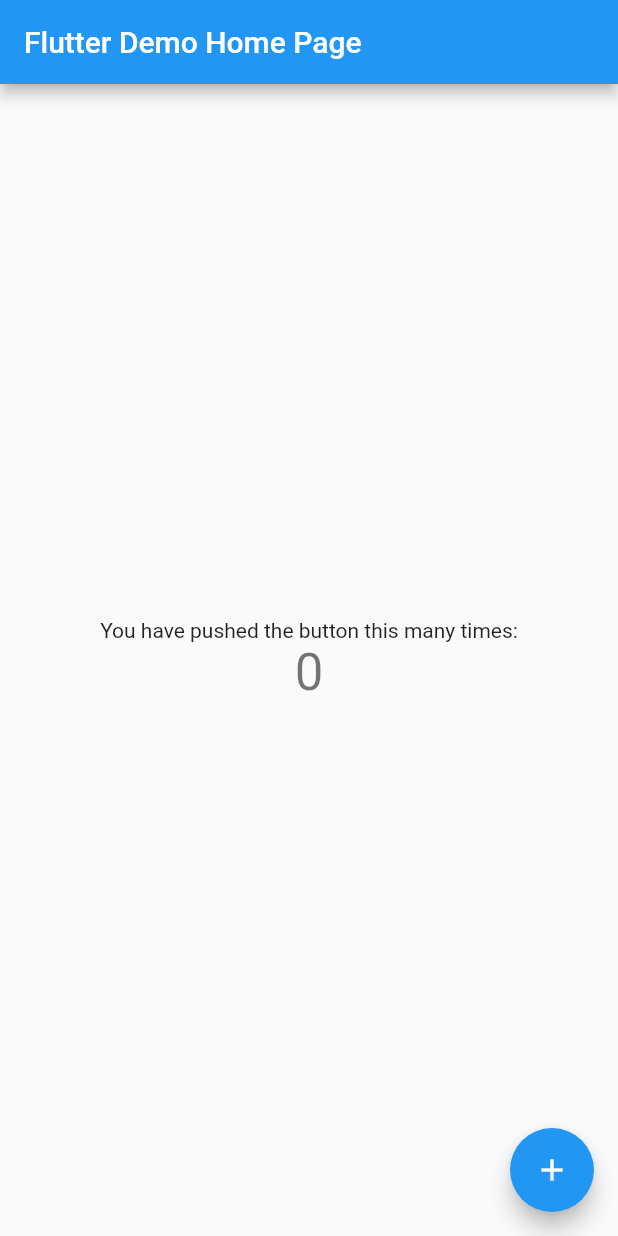
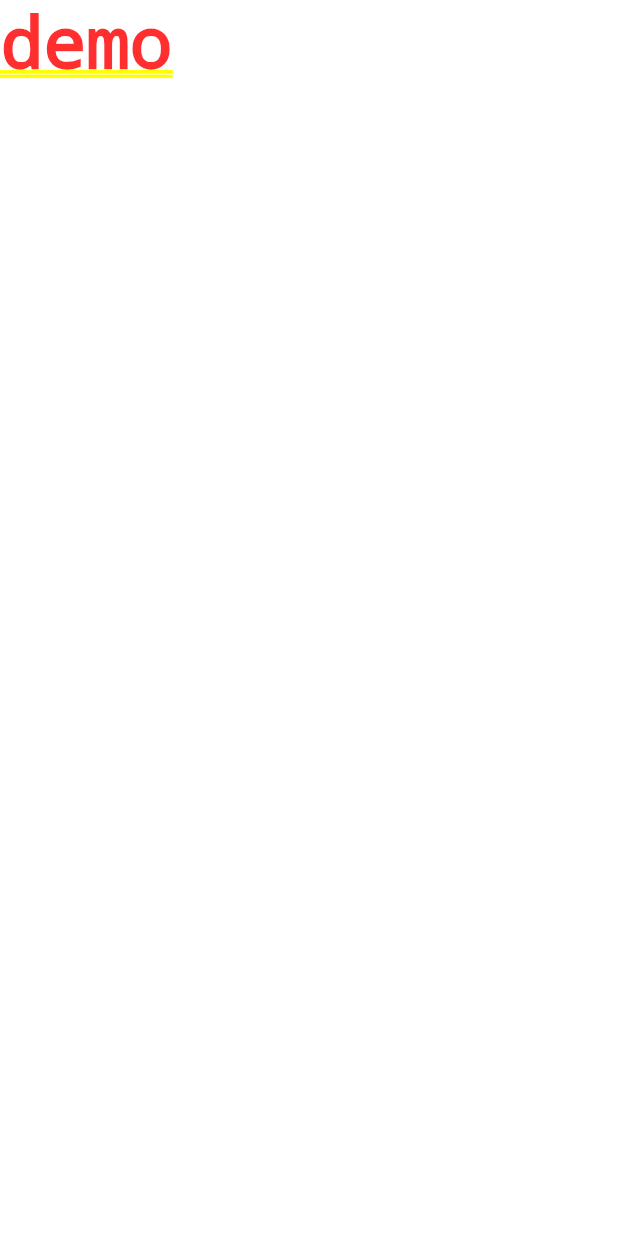
Before and after one commit to dondavide04/mines, a Flutter app: the screen it shows after launch, on a phone screen of 412 x 824 dp. Run offline on Flutter 3.47's test engine with Material 2 defaults, Android fonts, the phone set to English and light mode, and no system bars.

Commit message:
empty main page

```diff
--- a/lib/main.dart
+++ b/lib/main.dart
@@ -1,115 +1,21 @@
 import 'package:flutter/material.dart';
 
 void main() {
-  runApp(const MyApp());
+  runApp(const App());
 }
 
-class MyApp extends StatelessWidget {
-  const MyApp({Key? key}) : super(key: key);
+class App extends StatelessWidget {
+  const App({Key? key}) : super(key: key);
 
   // This widget is the root of your application.
   @override
   Widget build(BuildContext context) {
     return MaterialApp(
-      title: 'Flutter Demo',
+      title: 'Mines',
       theme: ThemeData(
-        // This is the theme of your application.
-        //
-        // Try running your application with "flutter run". You'll see the
-        // application has a blue toolbar. Then, without quitting the app, try
-        // changing the primarySwatch below to Colors.green and then invoke
-        // "hot reload" (press "r" in the console where you ran "flutter run",
-        // or simply save your changes to "hot reload" in a Flutter IDE).
-        // Notice that the counter didn't reset back to zero; the application
-        // is not restarted.
-        primarySwatch: Colors.blue,
+        primarySwatch: Colors.green,
       ),
-      home: const MyHomePage(title: 'Flutter Demo Home Page'),
+      home: const Text('demo'),
     );
   }
 }
-
-class MyHomePage extends StatefulWidget {
-  const MyHomePage({Key? key, required this.title}) : super(key: key);
-
-  // This widget is the home page of your application. It is stateful, meaning
-  // that it has a State object (defined below) that contains fields that affect
-  // how it looks.
-
-  // This class is the configuration for the state. It holds the values (in this
-  // case the title) provided by the parent (in this case the App widget) and
-  // used by the build method of the State. Fields in a Widget subclass are
-  // always marked "final".
-
-  final String title;
-
-  @override
-  State<MyHomePage> createState() => _MyHomePageState();
-}
-
-class _MyHomePageState extends State<MyHomePage> {
-  int _counter = 0;
-
-  void _incrementCounter() {
-    setState(() {
-      // This call to setState tells the Flutter framework that something has
-      // changed in this State, which causes it to rerun the build method below
-      // so that the display can reflect the updated values. If we changed
-      // _counter without calling setState(), then the build method would not be
-      // called again, and so nothing would appear to happen.
-      _counter++;
-    });
-  }
-
-  @override
-  Widget build(BuildContext context) {
-    // This method is rerun every time setState is called, for instance as done
-    // by the _incrementCounter method above.
-    //
-    // The Flutter framework has been optimized to make rerunning build methods
-    // fast, so that you can just rebuild anything that needs updating rather
-    // than having to individually change instances of widgets.
-    return Scaffold(
-      appBar: AppBar(
-        // Here we take the value from the MyHomePage object that was created by
-        // the App.build method, and use it to set our appbar title.
-        title: Text(widget.title),
-      ),
-      body: Center(
-        // Center is a layout widget. It takes a single child and positions it
-        // in the middle of the parent.
-        child: Column(
-          // Column is also a layout widget. It takes a list of children and
-          // arranges them vertically. By default, it sizes itself to fit its
-          // children horizontally, and tries to be as tall as its parent.
-          //
-          // Invoke "debug painting" (press "p" in the console, choose the
-          // "Toggle Debug Paint" action from the Flutter Inspector in Android
-          // Studio, or the "Toggle Debug Paint" command in Visual Studio Code)
-          // to see the wireframe for each widget.
-          //
-          // Column has various properties to control how it sizes itself and
-          // how it positions its children. Here we use mainAxisAlignment to
-          // center the children vertically; the main axis here is the vertical
-          // axis because Columns are vertical (the cross axis would be
-          // horizontal).
-          mainAxisAlignment: MainAxisAlignment.center,
-          children: <Widget>[
-            const Text(
-              'You have pushed the button this many times:',
-            ),
-            Text(
-              '$_counter',
-              style: Theme.of(context).textTheme.headline4,
-            ),
-          ],
-        ),
-      ),
-      floatingActionButton: FloatingActionButton(
-        onPressed: _incrementCounter,
-        tooltip: 'Increment',
-        child: const Icon(Icons.add),
-      ), // This trailing comma makes auto-formatting nicer for build methods.
-    );
-  }
-}
```
Also changed, not shown: 1 other file.
